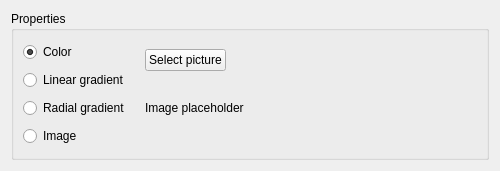
Above: iraspa/iraspagui/camerabackgroundform.ui from iRASPA/iRASPA-QT before the change. Below: the same form after it.
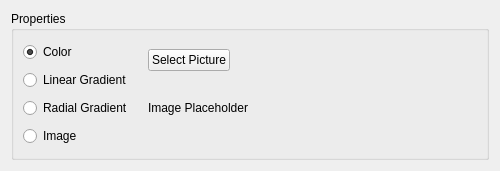
That is the form after the change. The open tabs and pages were chosen to show the change. Custom widgets are drawn as their Qt base class.

```diff
--- a/iraspa/iraspagui/camerabackgroundform.ui
+++ b/iraspa/iraspagui/camerabackgroundform.ui
@@ -35,14 +35,14 @@
         <item>
          <widget class="QRadioButton" name="linearGradientRadioButton">
           <property name="text">
-           <string>Linear gradient</string>
+           <string>Linear Gradient</string>
           </property>
          </widget>
         </item>
         <item>
          <widget class="QRadioButton" name="radialGradientRadioButton">
           <property name="text">
-           <string>Radial gradient</string>
+           <string>Radial Gradient</string>
           </property>
          </widget>
         </item>
@@ -286,7 +286,7 @@
             <item row="1" column="0" colspan="2">
              <widget class="QLabel" name="imagePlaceholderQLabel">
               <property name="text">
-               <string>Image placeholder</string>
+               <string>Image Placeholder</string>
               </property>
              </widget>
             </item>
@@ -306,7 +306,7 @@
             <item row="0" column="0">
              <widget class="QPushButton" name="selectImagePushButton">
               <property name="text">
-               <string>Select picture</string>
+               <string>Select Picture</string>
               </property>
              </widget>
             </item>
```
